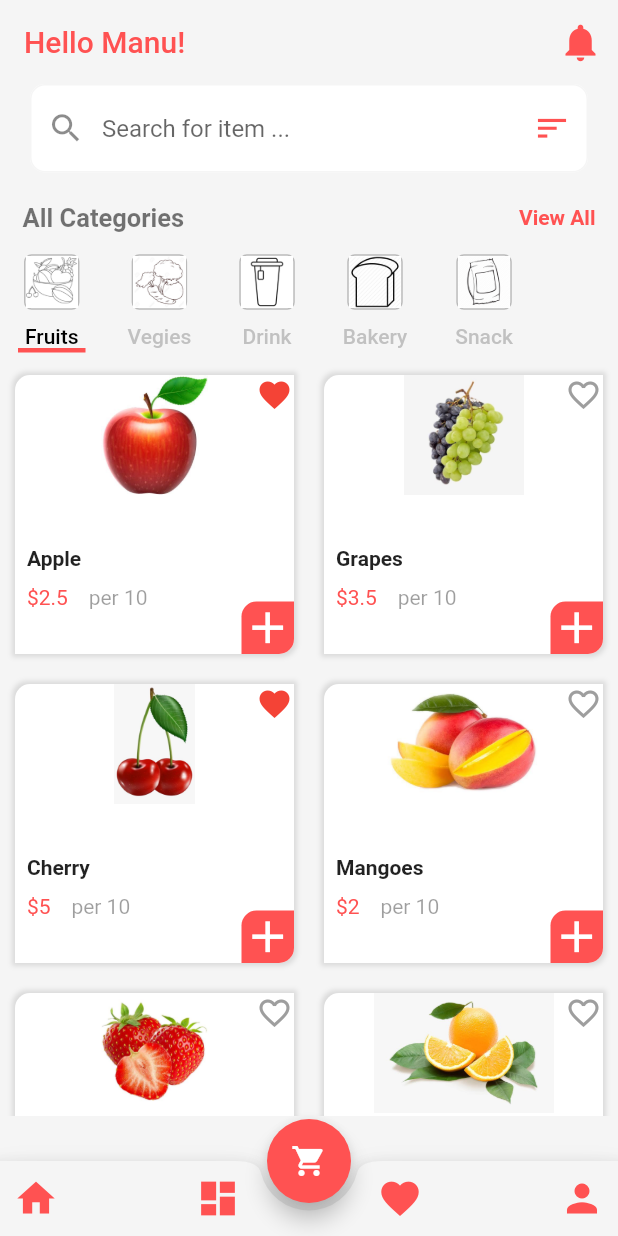
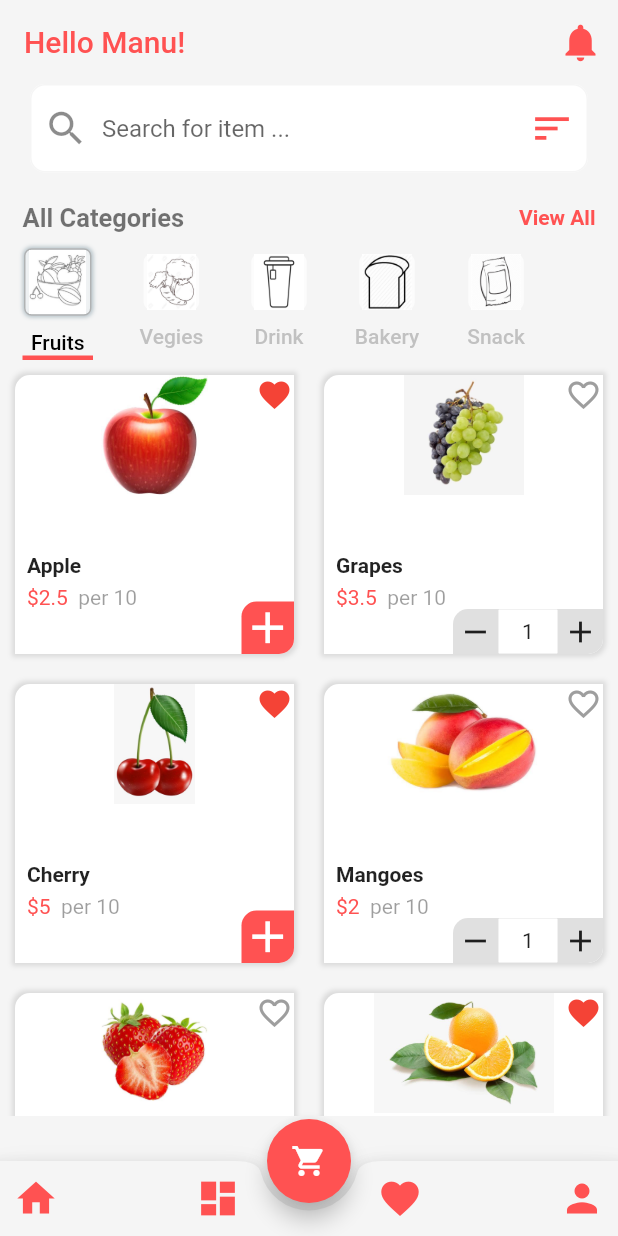
Before and after one commit to Manu-AdapptLimited/basket, a Flutter app: the screen it shows after launch, on a phone screen of 412 x 824 dp. Run offline on Flutter 3.47's test engine with Material 2 defaults, Android fonts, the phone set to English and light mode, and no system bars; Roboto replaces fonts that are missing (Montserrat).

Commit message:
Botton & inceamentBox

```diff
--- /dev/null
+++ b/lib/AddToCartBtn.dart
@@ -0,0 +1,34 @@
+import 'package:basket/IncreamentBox.dart';
+import 'package:flutter/material.dart';
+
+class AddToCartButton extends StatefulWidget {
+  @override
+  _AddToCartButtonState createState() => _AddToCartButtonState();
+}
+
+class _AddToCartButtonState extends State<AddToCartButton> {
+  var isTapped = false;
+
+  @override
+  Widget build(BuildContext context) {
+    return Positioned(
+      bottom: 0,
+      right: 0,
+      child: Container(
+        height: 35,
+        width: 35,
+        decoration: BoxDecoration(
+          color: Colors.redAccent,
+          borderRadius: BorderRadius.only(
+              topLeft: Radius.circular(10.0),
+              bottomRight: Radius.circular(10.0)),
+        ),
+        child: Icon(
+          Icons.add,
+          size: 35,
+          color: Colors.white,
+        ),
+      ),
+    );
+  }
+}
--- /dev/null
+++ b/lib/GetFoodCard.dart
@@ -0,0 +1,77 @@
+import 'package:flutter/material.dart';
+
+import 'AddToCartBtn.dart';
+import 'IncreamentBox.dart';
+import 'NameTag.dart';
+
+class GetFoodCard extends StatefulWidget {
+  final String imgPath;
+  final String fruitName;
+  final String price;
+  bool isFav;
+  bool isTapped;
+
+  GetFoodCard(
+      this.imgPath, this.fruitName, this.price, this.isFav, this.isTapped);
+
+  @override
+  _GetFoodCardState createState() => _GetFoodCardState();
+}
+
+class _GetFoodCardState extends State<GetFoodCard> {
+  @override
+  Widget build(BuildContext context) {
+    return Padding(
+      padding:
+          EdgeInsets.only(left: 10.0, right: 10.0, top: 10.0, bottom: 10.0),
+      child: Container(
+        height: 100.0,
+        width: (MediaQuery.of(context).size.width / 2) - 20.0,
+        decoration: BoxDecoration(
+            color: Colors.white,
+            borderRadius: BorderRadius.only(
+                topLeft: Radius.circular(10.0),
+                bottomRight: Radius.circular(10.0)),
+            boxShadow: [
+              BoxShadow(
+                  blurRadius: 2.0,
+                  color: Colors.grey.withOpacity(0.3),
+                  spreadRadius: 2.0)
+            ]),
+        child: Stack(
+          children: <Widget>[
+            Container(
+              height: 80.0,
+              decoration: BoxDecoration(
+                  borderRadius: BorderRadius.only(
+                      topLeft: Radius.circular(10.0),
+                      topRight: Radius.circular(10.0)),
+                  image: DecorationImage(
+                      image: AssetImage(widget.imgPath), fit: BoxFit.contain)),
+            ),
+            Padding(
+              padding: const EdgeInsets.all(1.0),
+              child: Align(
+                  alignment: Alignment.topRight,
+                  child: widget.isFav
+                      ? Icon(Icons.favorite, color: Colors.red)
+                      : Icon(Icons.favorite_border, color: Colors.grey)),
+            ),
+            Stack(
+              children: <Widget>[
+                widget.isTapped == true ? IncreamentBox() : AddToCartButton(),
+
+                // IncreamentBox(),
+                // AddToCartButton(),
+                NameTag(
+                  fruitName: widget.fruitName,
+                  price: widget.price,
+                )
+              ],
+            )
+          ],
+        ),
+      ),
+    );
+  }
+}
--- a/lib/HomePage.dart
+++ b/lib/HomePage.dart
@@ -47,7 +47,10 @@ class _MyHomePageState extends State<MyHomePage> {
             SingleChildScrollView(
               child: Container(
                 height: MediaQuery.of(context).size.height - 320.0,
-                child: TabBarView(children: <Widget>[
+                child: TabBarView(
+
+
+                  children: <Widget>[
                   ItemCollection(),
                   ItemCollection(),
                   ItemCollection(),
--- /dev/null
+++ b/lib/IncreamentBox.dart
@@ -0,0 +1,57 @@
+import 'package:flutter/material.dart';
+
+class IncreamentBox extends StatelessWidget {
+  @override
+  Widget build(BuildContext context) {
+    return Positioned(
+      bottom: 0,
+      right: 0,
+      child: Container(
+        height: 30,
+        width: 100,
+        decoration: BoxDecoration(
+          borderRadius: BorderRadius.only(
+            topLeft: Radius.circular(10),
+            bottomRight: Radius.circular(10),
+          ),
+        ),
+        child: Row(
+          children: <Widget>[
+            Container(
+              height: 30,
+              width: 30,
+              child: Icon(Icons.remove),
+              decoration: BoxDecoration(
+                  borderRadius: BorderRadius.only(
+                    topLeft: Radius.circular(10.0),
+                    // bottomLeft: Radius.circular(10.0),
+                  ),
+                  color: Colors.grey[300]),
+            ),
+            Container(
+              alignment: Alignment.center,
+              height: 30,
+              width: 40,
+              child: Text('1'),
+              decoration: BoxDecoration(
+                  border: Border.all(
+                color: Colors.black38,
+                width: 0.1,
+              )),
+            ),
+            Container(
+                height: 30,
+                width: 30,
+                child: Icon(Icons.add),
+                decoration: BoxDecoration(
+                    borderRadius: BorderRadius.only(
+                      // topRight: Radius.circular(10.0),
+                      bottomRight: Radius.circular(10.0),
+                    ),
+                    color: Colors.grey[300]))
+          ],
+        ),
+      ),
+    );
+  }
+}
--- a/lib/ItemCollection.dart
+++ b/lib/ItemCollection.dart
@@ -1,4 +1,7 @@
+
 import 'package:flutter/material.dart';
+
+import 'GetFoodCard.dart';
 
 class ItemCollection extends StatefulWidget {
   @override
@@ -11,37 +14,43 @@ class _ItemCollectionState extends State<ItemCollection> {
       "image": "assets/images/6.jpeg",
       "fruitName": "Apple",
       "price": "2.5",
-      "isFav": true
+      "isFav": true,
+      "isTapped":false
     },
     {
       "image": "assets/images/7.jpeg",
       "fruitName": "Grapes",
       "price": "3.5",
-      "isFav": false
+      "isFav": false,
+      "isTapped":true
     },
     {
       "image": "assets/images/8.jpeg",
       "fruitName": "Cherry",
       "price": "5",
-      "isFav": true
+      "isFav": true,
+      "isTapped":false
     },
     {
       "image": "assets/images/9.jpeg",
       "fruitName": "Mangoes",
       "price": "2",
-      "isFav": false
+      "isFav": false,
+      "isTapped":true
     },
     {
       "image": "assets/images/10.jpeg",
       "fruitName": "Strowberry",
       "price": "7",
-      "isFav": false
+      "isFav": false,
+      "isTapped":true
     },
     {
       "image": "assets/images/11.jpeg",
       "fruitName": "Oranges",
       "price": "3",
-      "isFav": false
+      "isFav": true,
+      "isTapped":false
     },
   ];
 
@@ -54,135 +63,67 @@ class _ItemCollectionState extends State<ItemCollection> {
       gridDelegate:
           SliverGridDelegateWithFixedCrossAxisCount(crossAxisCount: 2),
       itemBuilder: (context, index) {
-        return getFoodCard(items[index]['image'], items[index]['fruitName'],
-            items[index]['price'], items[index]['isFav']);
+        return GetFoodCard(items[index]['image'], items[index]['fruitName'],
+            items[index]['price'], items[index]['isFav'],items[index]['isTapped']);
       },
     );
   }
 
-  Widget getFoodCard(
-      String imgPath, String fruitName, String price, bool isFav) {
-    return Padding(
-      padding:
-          EdgeInsets.only(left: 10.0, right: 10.0, top: 10.0, bottom: 10.0),
-      child: Container(
-        height: 100.0,
-        width: (MediaQuery.of(context).size.width / 2) - 20.0,
-        decoration: BoxDecoration(
-            color: Colors.white,
-            borderRadius: BorderRadius.only(
-                topLeft: Radius.circular(10.0),
-                bottomRight: Radius.circular(10.0)),
-            boxShadow: [
-              BoxShadow(
-                  blurRadius: 2.0,
-                  color: Colors.grey.withOpacity(0.3),
-                  spreadRadius: 2.0)
-            ]),
-        child: Stack(
-          children: <Widget>[
-            Container(
-              height: 80.0,
-              decoration: BoxDecoration(
-                  borderRadius: BorderRadius.only(
-                      topLeft: Radius.circular(10.0),
-                      topRight: Radius.circular(10.0)),
-                  image: DecorationImage(
-                      image: AssetImage(imgPath), fit: BoxFit.contain)),
-            ),
-            Padding(
-              padding: const EdgeInsets.all(1.0),
-              child: Align(
-                  alignment: Alignment.topRight,
-                  child: isFav
-                      ? Icon(Icons.favorite, color: Colors.red)
-                      : Icon(Icons.favorite_border, color: Colors.grey)),
-            ),
-            Stack(
-              children: <Widget>[
-                Positioned(
-                  bottom: 0,
-                  right: 0,
-                  child: Container(
-                    height: 35,
-                    width: 35,
-                    decoration: BoxDecoration(
-                      color: Colors.redAccent,
-                      borderRadius: BorderRadius.only(
-                          topLeft: Radius.circular(10.0),
-                          bottomRight: Radius.circular(10.0)),
-                    ),
-                  ),
-                ),
-                Positioned(
-                    bottom: 0,
-                    right: 0,
-                    child: Icon(
-                      Icons.add,
-                      size: 35,
-                      color: Colors.white,
-                    )),
-                Positioned(
-                  bottom: 30,
-                  left: 0,
-                  child: Container(
-                    child: Column(
-                      crossAxisAlignment: CrossAxisAlignment.start,
-                      children: <Widget>[
-                        Padding(
-                          padding: const EdgeInsets.only(left: 8.0),
-                          child: Text(
-                            '$fruitName',
-                            style: TextStyle(
-                                fontFamily: 'Montserrat',
-                                fontSize: 14.0,
-                                fontWeight: FontWeight.bold),
-                          ),
-                        ),
-                        SizedBox(
-                          height: 10,
-                        ),
-                        Padding(
-                          padding: EdgeInsets.only(left: 8),
-                          child: RichText(
-                            text:TextSpan(
-                              children: [
-                                TextSpan(
-                                  text: '\$$price    ',
-                                  style: TextStyle(
-                                    color: Colors.redAccent,
-                                  )
-                                ),
+  // Widget getFoodCard(
+  //     String imgPath, String fruitName, String price, bool isFav) {
+  //   var isTapped = false;
 
-                                TextSpan(
-                                  text: 'per 10',
-                                  style: TextStyle(
-                                    color: Colors.black38
-                                  )
-                                )
-                              ]
-                            )
+    // return Padding(
+    //   padding:
+    //       EdgeInsets.only(left: 10.0, right: 10.0, top: 10.0, bottom: 10.0),
+    //   child: Container(
+    //     height: 100.0,
+    //     width: (MediaQuery.of(context).size.width / 2) - 20.0,
+    //     decoration: BoxDecoration(
+    //         color: Colors.white,
+    //         borderRadius: BorderRadius.only(
+    //             topLeft: Radius.circular(10.0),
+    //             bottomRight: Radius.circular(10.0)),
+    //         boxShadow: [
+    //           BoxShadow(
+    //               blurRadius: 2.0,
+    //               color: Colors.grey.withOpacity(0.3),
+    //               spreadRadius: 2.0)
+    //         ]),
+    //     child: Stack(
+    //       children: <Widget>[
+    //         Container(
+    //           height: 80.0,
+    //           decoration: BoxDecoration(
+    //               borderRadius: BorderRadius.only(
+    //                   topLeft: Radius.circular(10.0),
+    //                   topRight: Radius.circular(10.0)),
+    //               image: DecorationImage(
+    //                   image: AssetImage(imgPath), fit: BoxFit.contain)),
+    //         ),
+    //         Padding(
+    //           padding: const EdgeInsets.all(1.0),
+    //           child: Align(
+    //               alignment: Alignment.topRight,
+    //               child: isFav
+    //                   ? Icon(Icons.favorite, color: Colors.red)
+    //                   : Icon(Icons.favorite_border, color: Colors.grey)),
+    //         ),
+    //         Stack(
+    //           children: <Widget>[
+    //             isTapped==false ?IncreamentBox():AddToCartButton(),
 
-
-
-                             ),
-                          // child: Text(
-                          //   '\$' + price +   ' per 10',
-                          //   style: TextStyle(
-                          //       fontFamily: 'Montserrat',
-                          //       fontSize: 14.0,
-                          //       color: Colors.grey),
-                          // ),
-                        ),
-                      ],
-                    ),
-                  ),
-                )
-              ],
-            )
-          ],
-        ),
-      ),
-    );
-  }
+    //             // IncreamentBox(),
+    //             // AddToCartButton(),
+    //             NameTag(
+    //               fruitName: fruitName,
+    //               price: price,
+    //             )
+    //           ],
+    //         )
+    //       ],
+    //     ),
+    //   ),
+    // );
+  // }
 }
--- /dev/null
+++ b/lib/NameTag.dart
@@ -0,0 +1,47 @@
+import 'package:flutter/material.dart';
+
+class NameTag extends StatelessWidget {
+  final fruitName;
+  final price;
+  NameTag({this.fruitName, this.price});
+  @override
+  Widget build(BuildContext context) {
+    return Positioned(
+      bottom: 30,
+      left: 0,
+      child: Container(
+        child: Column(
+          crossAxisAlignment: CrossAxisAlignment.start,
+          children: <Widget>[
+            Padding(
+              padding: const EdgeInsets.only(left: 8.0),
+              child: Text(
+                '$fruitName',
+                style: TextStyle(
+                    fontFamily: 'Montserrat',
+                    fontSize: 14.0,
+                    fontWeight: FontWeight.bold),
+              ),
+            ),
+            SizedBox(
+              height: 5.0,
+            ),
+            Padding(
+              padding: EdgeInsets.only(left: 8),
+              child: RichText(
+                  text: TextSpan(children: [
+                TextSpan(
+                    text: '\$$price  ',
+                    style: TextStyle(
+                      color: Colors.redAccent,
+                    )),
+                TextSpan(
+                    text: 'per 10', style: TextStyle(color: Colors.black38))
+              ])),
+            ),
+          ],
+        ),
+      ),
+    );
+  }
+}
--- a/lib/SearchScreen.dart
+++ b/lib/SearchScreen.dart
@@ -15,11 +15,11 @@ class SearchScreen extends StatelessWidget {
               borderRadius: BorderRadius.all(Radius.circular(10))),
           prefixIcon: Icon(
             Icons.search,
-            size: 25.0,
+            size: 30.0,
           ),
           suffixIcon: Icon(
             Icons.sort,
-            size: 25.0,
+            size: 30.0,
             color: Colors.redAccent,
           ),
           hintText: 'Search for item ...',
--- /dev/null
+++ b/lib/Tab/AnotherTab.dart
@@ -0,0 +1,42 @@
+import 'package:flutter/material.dart';
+
+class AnotherTab extends StatelessWidget {
+  final name;
+  final image;
+  AnotherTab(this.name, this.image);
+  @override
+  Widget build(BuildContext context) {
+    return Tab(
+      icon: Container(
+        height: 45,
+        width: 45,
+        decoration: BoxDecoration(
+          borderRadius: BorderRadius.all(Radius.circular(5)),
+          color: Colors.white70,
+          border: Border.all(
+            color: Colors.black26,
+          ),
+          boxShadow: [
+            BoxShadow(
+              color: Colors.blueGrey,
+              blurRadius: 2,
+              // offset: Offset(5, 2)
+            ),
+            BoxShadow(
+
+              color: Color.fromRGBO(255, 255, 255, 0.7),
+              blurRadius: 3,
+              // offset: Offset(5, 2)
+            ),
+
+          ]
+        ),
+        child: Image.asset(
+          image,
+          fit: BoxFit.scaleDown,
+        ),
+      ),
+      text: name,
+    );
+  }
+}
--- /dev/null
+++ b/lib/Tab/GetTab.dart
@@ -0,0 +1,25 @@
+import 'package:flutter/material.dart';
+
+class GetTab extends StatelessWidget {
+  final name;
+  final image;
+  GetTab(this.name, this.image);
+  @override
+  Widget build(BuildContext context) {
+    return Tab(
+      icon: Container(
+        height: 37,
+        width: 37,
+        decoration: BoxDecoration(
+          borderRadius: BorderRadius.all(Radius.circular(5)),
+          color: Colors.white70,
+        ),
+        child: Image.asset(
+          image,
+          fit: BoxFit.scaleDown,
+        ),
+      ),
+      text: name,
+    );
+  }
+}
--- a/lib/TabBarScreen.dart
+++ b/lib/TabBarScreen.dart
@@ -1,59 +1,63 @@
+import 'package:basket/Tab/AnotherTab.dart';
 import 'package:flutter/material.dart';
 
-class TabBarScreen extends StatelessWidget {
+import 'Tab/GetTab.dart';
+
+class TabBarScreen extends StatefulWidget {
+  @override
+  _TabBarScreenState createState() => _TabBarScreenState();
+}
+
+class _TabBarScreenState extends State<TabBarScreen>
+    with SingleTickerProviderStateMixin {
+  TabController _tabController;
+  PageController _pageController;
+  int currentIndex = 0;
+  var currentPage = 0;
+  @override
+  void initState() {
+    super.initState();
+    _tabController = TabController(length: 5, vsync: this);
+    _pageController = PageController(initialPage: 0,keepPage: true);
+  }
+
   @override
   Widget build(BuildContext context) {
     return TabBar(
+      onTap: (index) {
+        setState(() {
+          currentIndex = index;
+
+        });
+      },
+
       indicatorColor: Colors.redAccent,
       indicatorWeight: 3.0,
-      indicatorPadding: EdgeInsets.fromLTRB(12, 0, 12, 5),
+      indicatorSize: TabBarIndicatorSize.tab,
+      indicatorPadding: EdgeInsets.fromLTRB(15, 0, 15, 0),
       labelColor: Colors.black,
       unselectedLabelColor: Colors.grey.withOpacity(0.6),
       isScrollable: true,
       tabs: <Widget>[
-        getTab('Fruits','assets/images/1.jpeg'),
-        getTab('Vegies','assets/images/2.jpeg'),
-        getTab('Drink','assets/images/3.jpeg'),
-        getTab('Bakery','assets/images/4.jpeg'),
-        getTab('Snack','assets/images/5.jpeg'),
+        currentIndex == 0
+            ? AnotherTab('Fruits', 'assets/images/1.jpeg')
+            : GetTab('Fruits', 'assets/images/1.jpeg'),
+        currentIndex == 1
+            ? AnotherTab('Vegies', 'assets/images/2.jpeg')
+            : GetTab('Vegies', 'assets/images/2.jpeg'),
+        currentIndex == 2
+            ? AnotherTab('Drink', 'assets/images/3.jpeg')
+            : GetTab('Drink', 'assets/images/3.jpeg'),
+        currentIndex == 3
+            ? AnotherTab('Bakery', 'assets/images/4.jpeg')
+            : GetTab('Bakery', 'assets/images/4.jpeg'),
+        currentIndex == 4
+            ? AnotherTab('Snack', 'assets/images/5.jpeg')
+            : GetTab('Snack', 'assets/images/5.jpeg'),
       ],
     );
   }
-
-  //this is also correct mathode for creating widget function
-  Widget getTab(String name,String image) {
-  return Tab(
-    icon: Container(
-      height: 37,
-      width: 37,
-      decoration: BoxDecoration(
-          borderRadius: BorderRadius.all(Radius.circular(5)),
-          color: Colors.white70,
-          border: Border.all(
-            color: Colors.black26,
-          )),
-          child: Image.asset(image,fit: BoxFit.cover,),
-    ),
-    text: name,
-  );
+  //this is also correct methode for creating widget function in statelesss widget
 }
 
-}
 //this is also correct methode for creating widget function in statelesss widget
-
-// Widget getTab(String name,String image) {
-//   return Tab(
-//     icon: Container(
-//       height: 40,
-//       width: 40,
-//       decoration: BoxDecoration(
-//           borderRadius: BorderRadius.all(Radius.circular(5)),
-//           color: Colors.white70,
-//           border: Border.all(
-//             color: Colors.black26,
-//           )),
-//           child: Image.asset(image,fit: BoxFit.cover,),
-//     ),
-//     text: name,
-//   );
-// }
```
Also changed, not shown: assets/images/1.jpeg, assets/images/2.jpeg, assets/images/3.jpeg, assets/images/4.jpeg, assets/images/5.jpeg.
